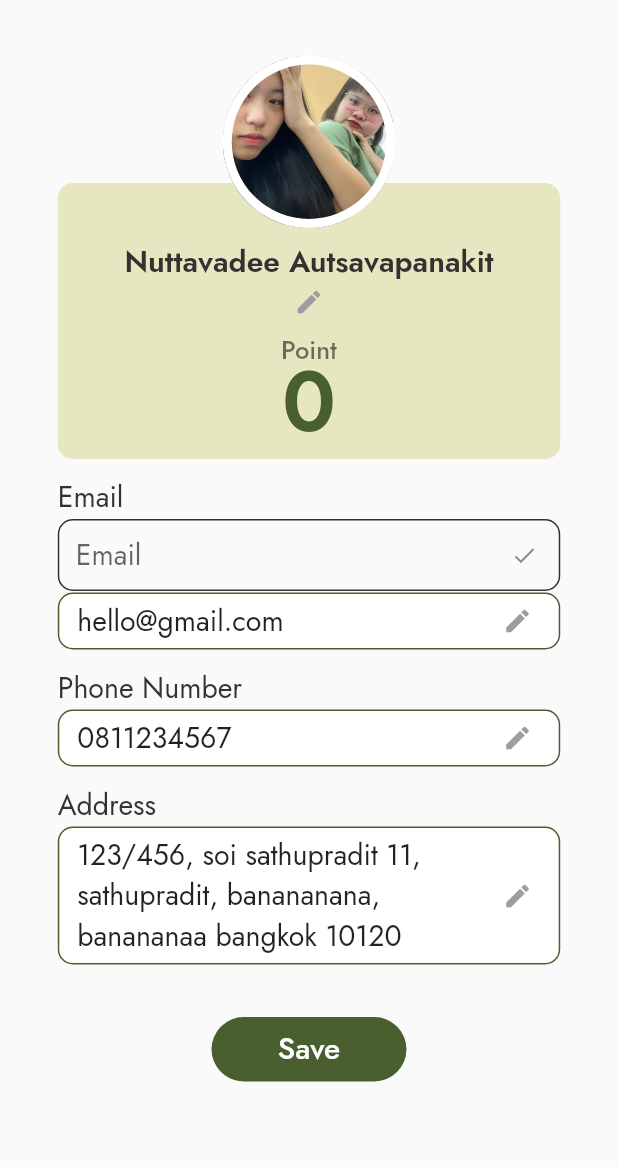
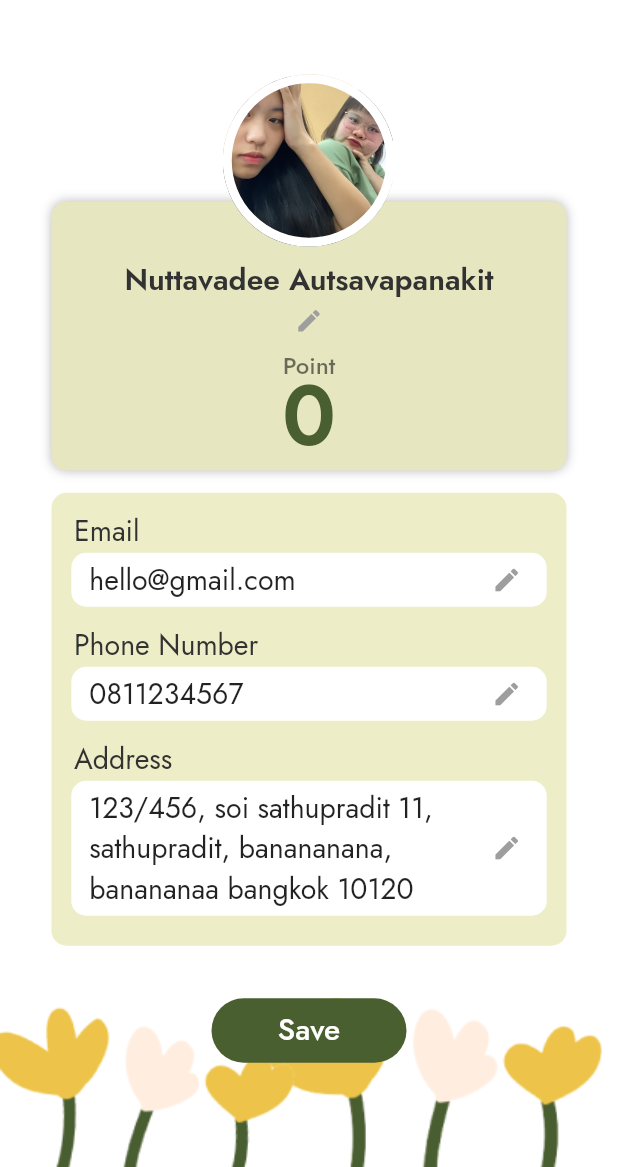
Before and after one commit to nuttavadeepj/motintegrated, a Flutter app: the ProfilePage screen opened directly, on a phone screen of 412 x 824 dp, the part 69-1236 px from its top. Run offline on Flutter 3.47's test engine with Material 2 defaults, Android fonts, the phone set to English and light mode, and no system bars; our stand-ins replace font_awesome_flutter, getwidget.

Commit message:
[UPDATE] Profile & Checkout Page

```diff
--- a/lib/screens/checkout.dart
+++ b/lib/screens/checkout.dart
@@ -18,6 +18,7 @@ class _CheckOutState extends State<CheckOut> {
                 padding: const EdgeInsets.symmetric(horizontal: 5),
                 child: Text(
                   'Are you sure you want to check out your product? After confirming, the money in account will be paid off.',
+
                   textAlign: TextAlign.center,
                 ),
               ),
@@ -25,12 +26,12 @@ class _CheckOutState extends State<CheckOut> {
                 FlatButton(
                   textColor: Colors.black,
                   onPressed: () => Navigator.pop(context),
-                  child: Text('CANCEL'),
+                  child: Text('CANCEL', style: TextStyle(color: Colors.black54, fontSize: 16)),
                 ),
                 FlatButton(
                   textColor: Colors.black,
                   onPressed: () {},
-                  child: Text('ACCEPT'),
+                  child: Text('ACCEPT', style: TextStyle(fontSize: 16, color: Color(0xFF4A5F30))),
                 ),
               ],
             ));
--- a/lib/screens/profile.dart
+++ b/lib/screens/profile.dart
@@ -1,3 +1,6 @@
+
+
+
 import 'package:flutter/material.dart';
 import 'package:motintegrated/widgets/hamburger.dart';
 import 'package:motintegrated/widgets/textfield.dart';
@@ -17,6 +20,7 @@ class _ProfilePageState extends State<ProfilePage> {
   Widget build(BuildContext context) {
     return Scaffold(
         drawer: NavigationDrawerWidget(),
+        backgroundColor: Colors.white,
         appBar: AppBar(
           centerTitle: true,
           title: Text(
@@ -28,9 +32,10 @@ class _ProfilePageState extends State<ProfilePage> {
           backgroundColor: Colors.transparent,
           elevation: 0.0,
         ),
-        body: Center(
+        body: Container(
+          child: Center(
             child: Container(
-              width: MediaQuery.of(context).size.width / 1.23,
+                width: MediaQuery.of(context).size.width / 1.2,
                 child: SingleChildScrollView(
                   child: Column(
                       mainAxisAlignment: MainAxisAlignment.center,
@@ -46,6 +51,7 @@ class _ProfilePageState extends State<ProfilePage> {
                                   width: MediaQuery.of(context).size.width,
                                   decoration: BoxDecoration(
                                       color: Color(0xFFE6E7C1),
+                                       boxShadow: [BoxShadow(color: Colors.black26, blurRadius: 5)],
                                       borderRadius:
                                           BorderRadius.all(Radius.circular(10))),
                                   child: Column(children: [
@@ -53,7 +59,7 @@ class _ProfilePageState extends State<ProfilePage> {
                                       padding: const EdgeInsets.only(top: 38.0),
                                       child: Container(
                                         alignment: Alignment.center,
-                                      width: 260,
+                                        width: 270,
                                         child: Expanded(
                                             child: SingleChildScrollView(
                                           scrollDirection: Axis.horizontal,
@@ -73,7 +79,7 @@ class _ProfilePageState extends State<ProfilePage> {
                                     ),
                                     IconButton(
                                       icon: Icon(Icons.edit,
-                                        color: Colors.grey, size: 20),
+                                          color: Colors.grey, size: 19),
                                       padding: EdgeInsets.zero,
                                       constraints: BoxConstraints(),
                                       onPressed: () {
@@ -81,16 +87,16 @@ class _ProfilePageState extends State<ProfilePage> {
                                       },
                                     ),
                                     Padding(
-                                    padding: const EdgeInsets.only(top: 8.0),
+                                      padding: const EdgeInsets.only(top: 7.0),
                                       child: Text('Point',
                                           style: TextStyle(
                                               color: Colors.black54,
-                                            fontSize: 17,
+                                              fontSize: 16,
                                               fontFamily: 'Jost',
                                               fontWeight: FontWeight.w500)),
                                     ),
                                     Padding(
-                                    padding: const EdgeInsets.only(bottom: 4.0),
+                                      padding: const EdgeInsets.only(bottom: 2.0),
                                       child: Text('0',
                                           style: TextStyle(
                                               height: 1,
@@ -124,13 +130,22 @@ class _ProfilePageState extends State<ProfilePage> {
                             ),
                           ),
                         ),
-                      Column(
+                        Padding(
+                          padding: const EdgeInsets.only(top: 15.0),
+                          child: Column(
+                            children: [
+                              Container(
+                                decoration: BoxDecoration(
+                                    color: Color(0xFFEDEEC7),
+                                    borderRadius:
+                                        BorderRadius.all(Radius.circular(10))),
+                                child: Column(
                                   children: [
                                     Label(
                                       label: 'Email',
                                     ),
-                          ProfileTextField(
-                              hintText: 'Email', errorText: 'Error'),
+                                    // ProfileTextField(
+                                    //     hintText: 'Email', errorText: 'Error'),
                                     UserInfo(info: 'hello@gmail.com'),
                                     Label(
                                       label: 'Phone Number',
@@ -145,9 +160,16 @@ class _ProfilePageState extends State<ProfilePage> {
                                     //     hintText: 'Address',
                                     //     errorText: 'Error',
                                     //     isAddress: true),
-                          UserInfo(
+                                    Padding(
+                                      padding: const EdgeInsets.only(bottom: 20.0),
+                                      child: UserInfo(
                                           info:
                                               '123/456, soi sathupradit 11, sathupradit, banananana, banananaa bangkok 10120 '),
+                                    ),
+
+                                  ],
+                                ),
+                              ),
                               Button(
                                     text: 'Save',
                                     width: 130.0,
@@ -156,9 +178,19 @@ class _ProfilePageState extends State<ProfilePage> {
                                     })
                             ],
                           ),
+
+                        ),
                       ]),
-              )),
-        ));
+                )
+                ),
+          ),
+         decoration: BoxDecoration(
+            image: DecorationImage(
+              image: AssetImage("images/profilebg.png"),
+              fit: BoxFit.cover,
+            ),
+          ),)
+        );
   }
 }
 
@@ -170,7 +202,7 @@ class Label extends StatelessWidget {
   @override
   Widget build(BuildContext context) {
     return Padding(
-      padding: const EdgeInsets.only(top: 12.0),
+      padding: const EdgeInsets.only(top: 12.0, left: 15),
       child: Row(
         children: [
           Text(
@@ -198,10 +230,9 @@ class UserInfo extends StatelessWidget {
     return Padding(
       padding: const EdgeInsets.only(top: 1),
       child: Container(
-          width: MediaQuery.of(context).size.width / 1.23,
+          width: MediaQuery.of(context).size.width / 1.3,
           decoration: BoxDecoration(
               borderRadius: BorderRadius.all(Radius.circular(10)),
-              border: Border.all(color: Color(0xff4A5F30), width: 1.0),
               color: Colors.white),
           child: Padding(
             padding: const EdgeInsets.symmetric(vertical: 4.5, horizontal: 12),
```
Also changed, not shown: images/profilebg.png (added). Lines whose indentation alone changed are shown as unchanged.
